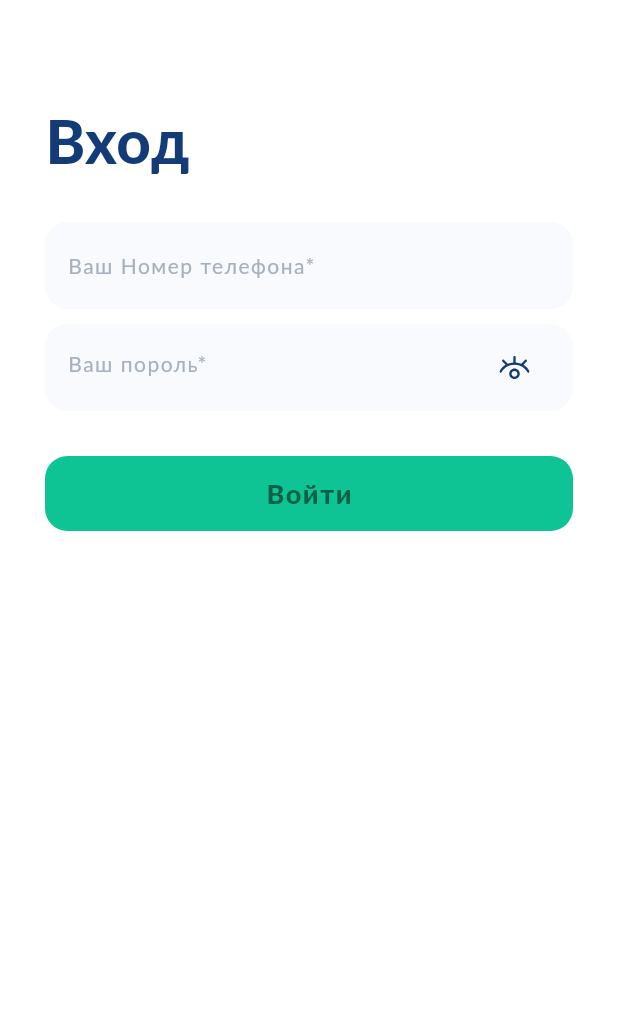
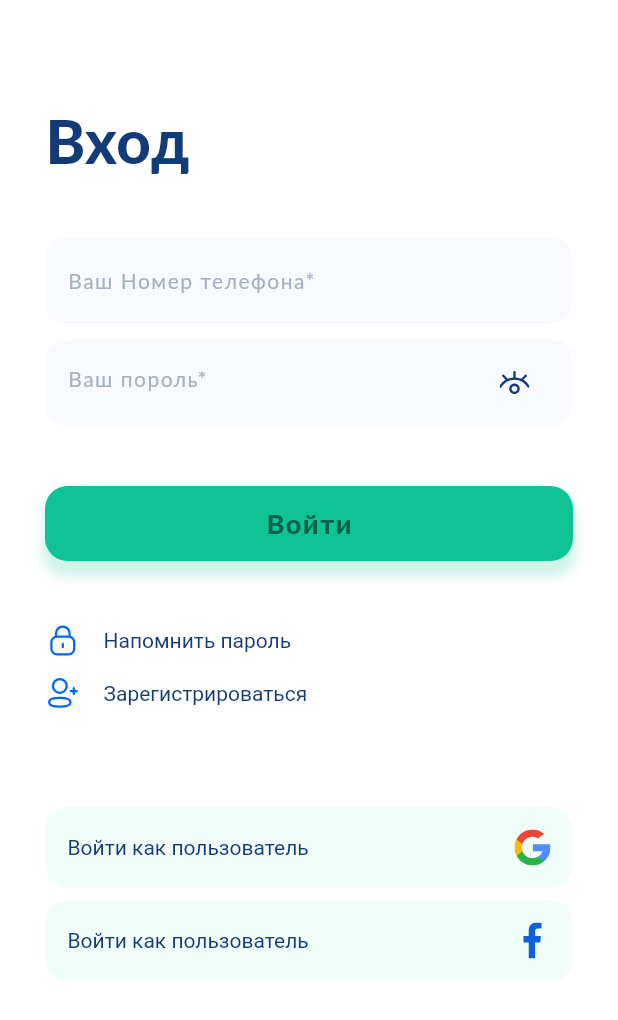
Before and after one commit to RostislavUlinets/usa_in_ua, a Flutter app: the screen it shows after launch, on a phone screen of 412 x 824 dp. Shown: the top 1020 px of the screen. Run offline on Flutter 3.47's test engine with Material 2 defaults, Android fonts, the light colour scheme and no system bars; our stand-ins replace flutter_svg.

Commit message:
[NEW] Login Screen design

```diff
--- a/lib/pages/authorization/login_screen.dart
+++ b/lib/pages/authorization/login_screen.dart
@@ -1,6 +1,7 @@
 import 'package:flutter/material.dart';
 import 'package:flutter_svg/flutter_svg.dart';
 import 'package:usa_in_ua/resources/app_colors.dart';
+import 'package:usa_in_ua/resources/app_icons.dart';
 
 class LoginScreen extends StatelessWidget {
   static const String routeName = '/login_screen';
@@ -10,6 +11,7 @@ class LoginScreen extends StatelessWidget {
   @override
   Widget build(BuildContext context) {
     return Scaffold(
+      resizeToAvoidBottomInset: false,
       body: Padding(
         padding: const EdgeInsets.symmetric(
           vertical: 70.0,
@@ -30,7 +32,7 @@ class LoginScreen extends StatelessWidget {
               ),
             ),
             Padding(
-              padding: const EdgeInsets.symmetric(vertical: 30.0),
+              padding: const EdgeInsets.symmetric(vertical: 40.0),
               child: Column(
                 children: [
                   Container(
@@ -106,6 +108,109 @@ class LoginScreen extends StatelessWidget {
                 decoration: BoxDecoration(
                   borderRadius: BorderRadius.circular(15),
                   color: AppColors.green,
+                  boxShadow: [
+                    BoxShadow(
+                      color: AppColors.green.withOpacity(0.2),
+                      spreadRadius: 2,
+                      blurRadius: 5,
+                      offset: const Offset(0, 8), // changes position of shadow
+                    ),
+                  ],
+                ),
+              ),
+            ),
+            Padding(
+              padding: const EdgeInsets.only(top: 30.0,bottom: 60),
+              child: Column(
+                children: [
+                  GestureDetector(
+                    onTap: () {},
+                    child: Row(
+                      children: [
+                        AppIcons.locker,
+                        const Padding(
+                          padding: EdgeInsets.all(15.0),
+                          child: Text(
+                            'Напомнить пароль',
+                            style: TextStyle(
+                              color: AppColors.text,
+                            ),
+                          ),
+                        ),
+                      ],
+                    ),
+                  ),
+                  GestureDetector(
+                    onTap: () {},
+                    child: Row(
+                      children: [
+                        AppIcons.addUser,
+                        const Padding(
+                          padding: EdgeInsets.symmetric(horizontal: 15.0),
+                          child: Text(
+                            'Зарегистрироваться',
+                            style: TextStyle(
+                              color: AppColors.text,
+                            ),
+                          ),
+                        ),
+                      ],
+                    ),
+                  ),
+                ],
+              ),
+            ),
+            Padding(
+              padding: const EdgeInsets.symmetric(vertical: 4.0),
+              child: GestureDetector(
+                onTap: () {},
+                child: Container(
+                  child: Padding(
+                    padding: const EdgeInsets.all(15.0),
+                    child: Row(
+                      mainAxisAlignment: MainAxisAlignment.spaceBetween,
+                      children: [
+                        const Text(
+                          'Войти как пользователь',
+                          style: TextStyle(
+                            color: AppColors.text,
+                          ),
+                        ),
+                        AppIcons.googleLogo,
+                      ],
+                    ),
+                  ),
+                  decoration: BoxDecoration(
+                    borderRadius: BorderRadius.circular(15),
+                    color: AppColors.button,
+                  ),
+                ),
+              ),
+            ),
+            Padding(
+              padding: const EdgeInsets.symmetric(vertical: 4.0),
+              child: GestureDetector(
+                onTap: () {},
+                child: Container(
+                  child: Padding(
+                    padding: const EdgeInsets.all(15.0),
+                    child: Row(
+                      mainAxisAlignment: MainAxisAlignment.spaceBetween,
+                      children: [
+                        const Text(
+                          'Войти как пользователь',
+                          style: TextStyle(
+                            color: AppColors.text,
+                          ),
+                        ),
+                        AppIcons.facebookLogo,
+                      ],
+                    ),
+                  ),
+                  decoration: BoxDecoration(
+                    borderRadius: BorderRadius.circular(15),
+                    color: AppColors.button,
+                  ),
                 ),
               ),
             ),
--- a/lib/resources/app_icons.dart
+++ b/lib/resources/app_icons.dart
@@ -6,4 +6,8 @@ class AppIcons {
   static const String _path = 'assets/icons';
 
   static SvgPicture viewer = SvgPicture.asset('$_path/viewer.svg');
+  static SvgPicture locker = SvgPicture.asset('$_path/lock.svg');
+  static SvgPicture addUser = SvgPicture.asset('$_path/add_user.svg');
+  static SvgPicture googleLogo = SvgPicture.asset('$_path/google_logo.svg');
+  static SvgPicture facebookLogo = SvgPicture.asset('$_path/facebook_logo.svg');
 }
```
Also changed, not shown: assets/icons/add_user.svg (added), assets/icons/facebook_logo.svg (added), assets/icons/google_logo.svg (added), assets/icons/lock.svg (added).
